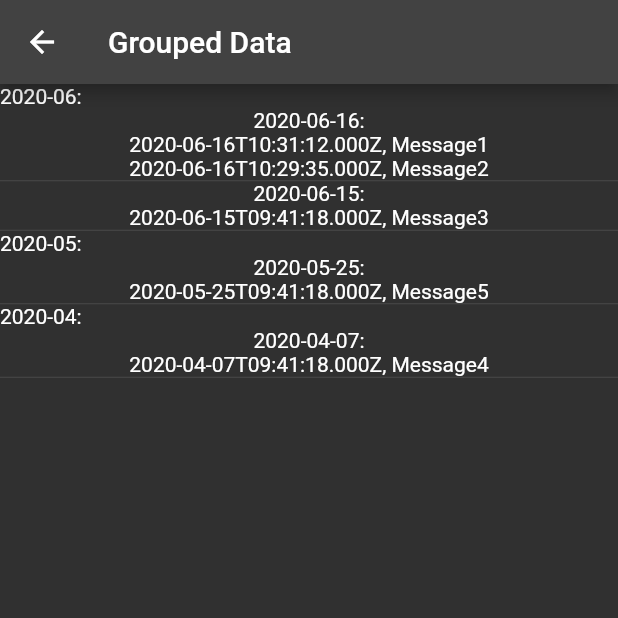
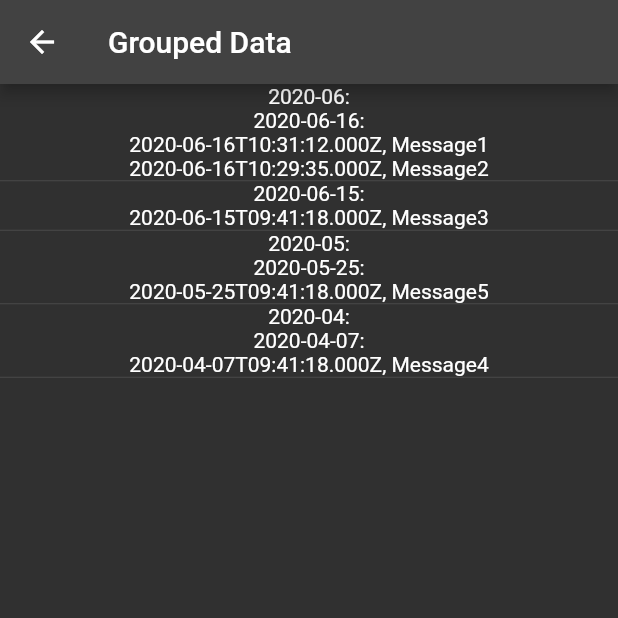
Before and after one commit to lostest4352/crud_app, a Flutter app: the ListPage screen opened directly, on a phone screen of 412 x 824 dp, the top half of it. Run offline on Flutter 3.47's test engine with Material 2 defaults, Android fonts, the phone set to English and light mode, and no system bars; our stand-ins replace drift; accounts and stored records are empty; generated files the repository leaves out were written again.

Commit message:
minor change

```diff
--- a/lib/pages/listpage.dart
+++ b/lib/pages/listpage.dart
@@ -34,31 +34,6 @@ class _ListPageState extends State<ListPage> {
     },
   ];
 
-  // @override
-  // Widget build(BuildContext context) {
-  //   return Scaffold(
-  //     appBar: AppBar(
-  //       title: const Text("List page"),
-  //     ),
-  //     body: () {
-  //       dataSet.sort((a, b) => b['time']!.compareTo(a['time']!));
-
-  //       final groupByMonth =
-  //           groupBy(dataSet, (obj) => obj['time']?.substring(0, 7));
-
-  //       for (final month in groupByMonth.keys) {
-  //         return Column(
-  //           children: [
-  //             ListTile(
-  //               title: Text(month ?? ""),
-  //             ),
-  //           ],
-  //         );
-  //       }
-  //     }(),
-  //   );
-  // }
-
   @override
   Widget build(BuildContext context) {
     dataSet.sort((a, b) => b['time']!.compareTo(a['time']!));
@@ -70,26 +45,71 @@ class _ListPageState extends State<ListPage> {
       appBar: AppBar(
         title: Text('Grouped Data'),
       ),
+
+      // body: ListView.builder(
+      //   itemCount: groupByMonth.length,
+      //   itemBuilder: (context, index) {
+      //     final dayToList = groupByMonth.values.toList()[index];
+      //     final groupByDay =
+      //         groupBy(dayToList, (obj) => obj['time']?.substring(0, 10));
+      //     return Column(
+      //       children: [
+      //         Text(groupByMonth.keys.toList()[index] ?? ""),
+      //         Column(
+      //           children: [
+      //             SizedBox(
+      //               height: groupByMonth.length * 50,
+      //               child: ListView.builder(
+      //                 physics: NeverScrollableScrollPhysics(),
+      //                 itemCount: groupByDay.length,
+      //                 itemBuilder: (context, index) {
+      //                   final listVal = groupByDay.values.toList()[index];
+      //                   return Column(
+      //                     children: [
+      //                       SizedBox(
+      //                         height: groupByDay.length * 100,
+      //                         child: ListView.builder(
+      //                           physics: NeverScrollableScrollPhysics(),
+      //                           itemCount: listVal.length,
+      //                           itemBuilder: (context, index) {
+      //                             return ListTile(
+      //                               title: Text(listVal[index]["time"] ?? ""),
+      //                               subtitle:
+      //                                   Text(listVal[index]["message"] ?? ""),
+      //                             );
+      //                           },
+      //                         ),
+      //                       ),
+      //                     ],
+      //                   );
+      //                 },
+      //               ),
+      //             ),
+      //           ],
+      //         ),
+      //       ],
+      //     );
+      //   },
+      // ),
+
       body: ListView(
-        children: groupByMonth.keys.map((month) {
-          final monthGroupedList = groupByMonth[month];
-          final groupByDay = groupBy(
-              monthGroupedList!, (obj) => obj['time']?.substring(0, 10));
-
+        children: groupByMonth.entries.map((entry) {
+          final month = entry.key;
+          final monthGroupedList = entry.value;
+          final groupByDay =
+              groupBy(monthGroupedList, (obj) => obj['time']?.substring(0, 10));
           return Column(
-            crossAxisAlignment: CrossAxisAlignment.start,
             children: [
               Text('$month:'),
               Column(
-                crossAxisAlignment: CrossAxisAlignment.start,
-                children: groupByDay.keys.map((day) {
-                  final dayGroupedlist = groupByDay[day];
-
+                children: groupByDay.entries.map((entry) {
+                  final day = entry.key;
+                  final dayGroupedlist = entry.value;
                   return Column(
                     children: [
                       Text('$day:'),
                       Column(
-                        children: dayGroupedlist!.map((listItem) {
+                        children: dayGroupedlist.map((listItem) {
                           return Text(
                               '${listItem["time"]}, ${listItem["message"]}');
                         }).toList(),
```
